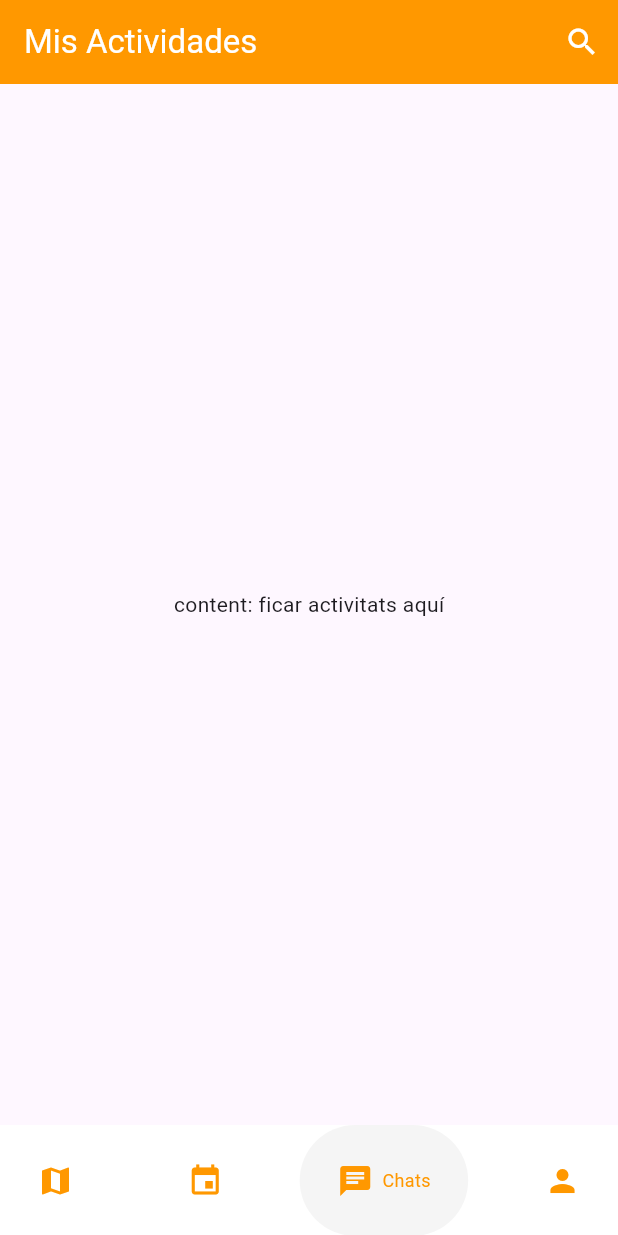
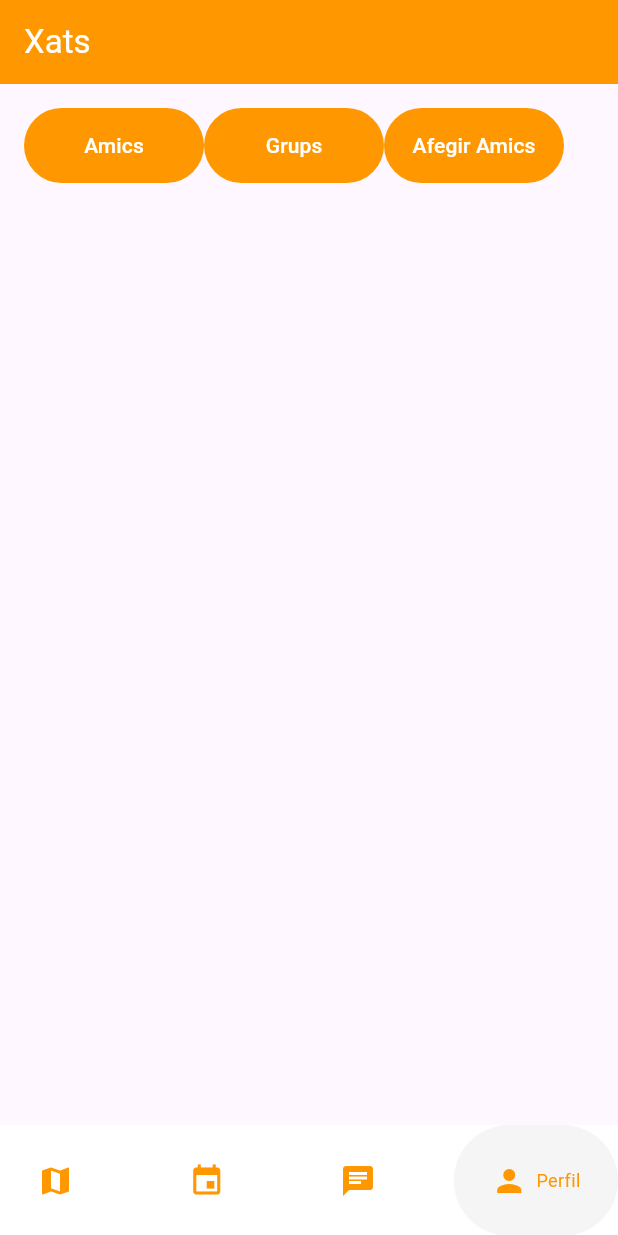
Before and after one commit to pes2324q2-gei-upc/CulturApp, a Flutter app: the MyActivities screen opened by its route, item 3 of the bottom bar chosen, on a phone screen of 412 x 824 dp. Run offline on Flutter 3.47's test engine with Material 3 defaults, Android fonts, the phone set to English and light mode, and no system bars; drawn by our look-alikes of google_nav_bar; our stand-ins replace cloud_firestore, firebase_auth, firebase_core, google_maps_flutter, hive, sign_in_button; accounts and stored records are empty.

Commit message:
layout basic Xats

```diff
--- a/culturapp/lib/presentacio/routes/app_routes.dart
+++ b/culturapp/lib/presentacio/routes/app_routes.dart
@@ -8,6 +8,7 @@ import 'package:culturapp/presentacio/screens/login.dart';
 import 'package:culturapp/presentacio/screens/signup.dart';
 import 'package:culturapp/presentacio/routes/routes.dart';
 import 'package:culturapp/presentacio/screens/lista_actividades.dart';
+import 'package:culturapp/presentacio/screens/xats.dart';
 import 'package:flutter/material.dart';
 import 'package:culturapp/presentacio/screens/perfil_screen.dart';
 import 'package:culturapp/presentacio/screens/settings_perfil.dart';
@@ -22,4 +23,5 @@ Map<String, Widget Function(BuildContext)> appRoutes = {
   Routes.misActividades: (_) => const MyActivities(),
   Routes.searchMisActividades: (_) => const SearchMyActivities(),
   Routes.login: (_) => const Login(),
+  Routes.xats: (_) => const Xats(),
 };
--- a/culturapp/lib/presentacio/routes/routes.dart
+++ b/culturapp/lib/presentacio/routes/routes.dart
@@ -19,6 +19,7 @@ class Routes {
 
   static const String login = '/login';
 
+  static const String signup = '/signup';
 
-  static const String signup = '/signup';
+  static const String xats = '/xats';
 }
--- a/culturapp/lib/presentacio/screens/map_screen.dart
+++ b/culturapp/lib/presentacio/screens/map_screen.dart
@@ -531,13 +531,12 @@ class _MapPageState extends State<MapPage> {
         break;
       case 1:
         Navigator.pushNamed(context, Routes.misActividades);
-      break;
+        break;
       case 2:
-
         break;
       case 3:
         Navigator.pushNamed(context, Routes.perfil);
-      break;
+        break;
       default:
         break;
     }
@@ -576,9 +575,13 @@ class _MapPageState extends State<MapPage> {
               },
             ),
             GButton(
-                text: "Chats",
-                textStyle: TextStyle(fontSize: 12, color: Colors.orange),
-                icon: Icons.chat),
+              text: "Chats",
+              textStyle: TextStyle(fontSize: 12, color: Colors.orange),
+              icon: Icons.chat,
+              onPressed: () {
+                Navigator.pushNamed(context, '/xats');
+              },
+            ),
             GButton(
                 text: "Perfil",
                 textStyle: TextStyle(fontSize: 12, color: Colors.orange),
--- a/culturapp/lib/presentacio/screens/my_activities.dart
+++ b/culturapp/lib/presentacio/screens/my_activities.dart
@@ -23,6 +23,7 @@ class _MyActivities extends State<MyActivities> {
         Navigator.pushNamed(context, Routes.misActividades);
         break;
       case 2:
+        Navigator.pushNamed(context, Routes.xats);
         break;
       case 3:
         Navigator.pushNamed(context, Routes.perfil);
--- /dev/null
+++ b/culturapp/lib/presentacio/screens/xats.dart
@@ -0,0 +1,134 @@
+import "package:culturapp/presentacio/routes/routes.dart";
+import "package:flutter/material.dart";
+import "package:google_nav_bar/google_nav_bar.dart";
+
+class Xats extends StatefulWidget {
+  const Xats({super.key});
+
+  @override
+  State<Xats> createState() => _Xats();
+}
+
+class _Xats extends State<Xats> {
+  //List<Actividad> activitats = null; quan tinguem de base de dades fer-ho bé
+
+  void _onTabChange(int index) {
+    switch (index) {
+      case 0:
+        Navigator.pushNamed(context, '/');
+        break;
+      case 1:
+        Navigator.pushNamed(context, Routes.misActividades);
+        break;
+      case 2:
+        Navigator.pushNamed(context, Routes.xats);
+        break;
+      case 3:
+        Navigator.pushNamed(context, Routes.perfil);
+        break;
+      default:
+        break;
+    }
+  }
+
+  @override
+  Widget build(BuildContext context) {
+    return Scaffold(
+      appBar: AppBar(
+        automaticallyImplyLeading: false,
+        backgroundColor: Colors.orange,
+        title: const Text(
+          'Xats',
+          style: TextStyle(color: Colors.white),
+        ),
+      ),
+      body: Padding(
+        padding: const EdgeInsets.all(16),
+        child: Column(
+            mainAxisAlignment: MainAxisAlignment.start,
+            crossAxisAlignment: CrossAxisAlignment.start,
+            children: [
+              Row(
+                children: [
+                  SizedBox(
+                      height: 50.0,
+                      width: 120.0,
+                      child: TextButton(
+                        style: ButtonStyle(
+                          backgroundColor:
+                              MaterialStateProperty.all<Color>(Colors.orange),
+                          foregroundColor:
+                              MaterialStateProperty.all<Color>(Colors.white),
+                        ),
+                        onPressed: () {},
+                        child: Text('Amics'),
+                      )),
+                  SizedBox(
+                      height: 50.0,
+                      width: 120.0,
+                      child: TextButton(
+                        style: ButtonStyle(
+                          backgroundColor:
+                              MaterialStateProperty.all<Color>(Colors.orange),
+                          foregroundColor:
+                              MaterialStateProperty.all<Color>(Colors.white),
+                        ),
+                        onPressed: () {},
+                        child: Text('Grups'),
+                      )),
+                  SizedBox(
+                      height: 50.0,
+                      width: 120.0,
+                      child: TextButton(
+                        style: ButtonStyle(
+                          backgroundColor:
+                              MaterialStateProperty.all<Color>(Colors.orange),
+                          foregroundColor:
+                              MaterialStateProperty.all<Color>(Colors.white),
+                        ),
+                        onPressed: () {},
+                        child: Text('Afegir Amics'),
+                      )),
+                ],
+              ),
+            ]),
+      ),
+      //container amb les diferents pantalles
+      bottomNavigationBar: Container(
+        decoration: const BoxDecoration(
+          color: Colors.white,
+          borderRadius: BorderRadius.vertical(top: Radius.circular(50.0)),
+        ),
+        child: GNav(
+          backgroundColor: Colors.white,
+          color: Colors.orange,
+          activeColor: Colors.orange,
+          tabBackgroundColor: Colors.grey.shade100,
+          gap: 6,
+          onTabChange: (index) {
+            _onTabChange(index);
+          },
+          selectedIndex: 3,
+          tabs: const [
+            GButton(
+                text: "Mapa",
+                textStyle: TextStyle(fontSize: 12, color: Colors.orange),
+                icon: Icons.map),
+            GButton(
+                text: "Mis Actividades",
+                textStyle: TextStyle(fontSize: 12, color: Colors.orange),
+                icon: Icons.event),
+            GButton(
+                text: "Chats",
+                textStyle: TextStyle(fontSize: 12, color: Colors.orange),
+                icon: Icons.chat),
+            GButton(
+                text: "Perfil",
+                textStyle: TextStyle(fontSize: 12, color: Colors.orange),
+                icon: Icons.person),
+          ],
+        ),
+      ),
+    );
+  }
+}
```
Also changed, not shown: culturapp/lib/presentacio/screens/search_my_activities.dart (+51 -1 lines).
